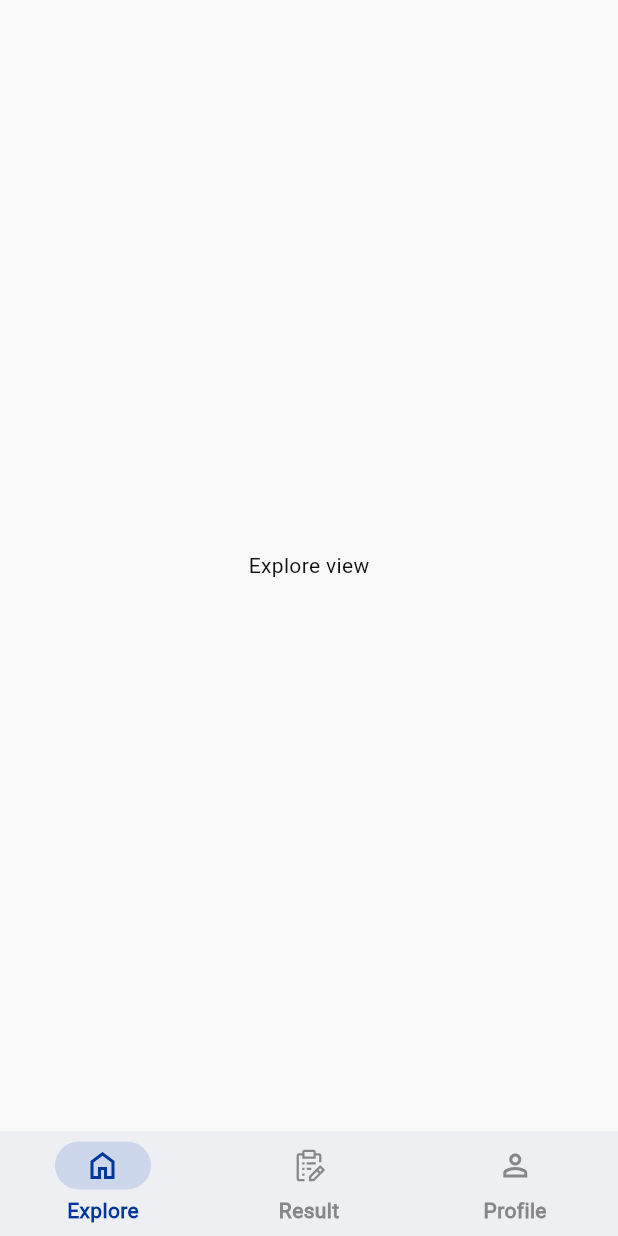
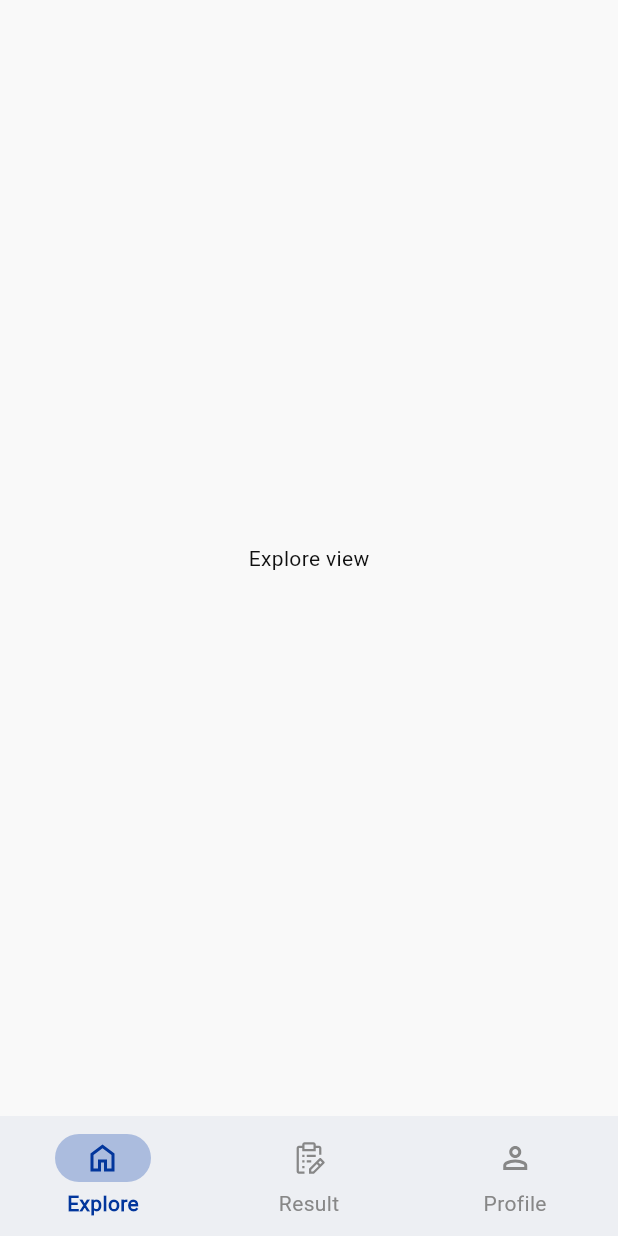
Before and after one commit to ahmedelazab1220/online_exam_app, a Flutter app: the screen it shows after launch, on a phone screen of 412 x 824 dp. Run offline on Flutter 3.47's test engine with Material 3 defaults, Android fonts, the phone set to English and light mode, and no system bars; our stand-ins replace dio, easy_localization, equatable, flutter_bloc, flutter_svg, fluttertoast and 5 more; generated files the repository leaves out were written again.

Commit message:
fix: bottom_navigation_bar_view.dart - use localization in label in NavigationDestination - use color from AppColors file - add labelTextStyle for NavigationBarThemeData in AppTheme file

```diff
--- a/assets/translations/ar.json
+++ b/assets/translations/ar.json
@@ -73,6 +73,7 @@
     "ViewScore": "عرض النتيجة"
   },
   "Result": {
+    "Result": "النتيجة",
     "CorrectedAnswersIn25Min": "18 إجابة صحيحة في 25 دقيقة",
     "Algebra": "جبر"
   },
--- a/assets/translations/en.json
+++ b/assets/translations/en.json
@@ -73,6 +73,7 @@
     "ViewScore": "View score"
   },
   "Result": {
+    "Result": "Result",
     "CorrectedAnswersIn25Min": "18 corrected answers in 25 min.",
     "Algebra": "Algebra"
   },
--- a/lib/core/theme/app_theme.dart
+++ b/lib/core/theme/app_theme.dart
@@ -136,12 +136,17 @@ class AppTheme {
       ),
     ),
     navigationBarTheme: NavigationBarThemeData(
+      labelTextStyle: WidgetStateProperty.resolveWith<TextStyle>(
+            (Set<WidgetState> states) {
+          if (states.contains(WidgetState.selected)) {
+            return TextStyle(color: AppColors.blue, fontWeight: FontWeight.w600);
+          }
+          return TextStyle(color: AppColors.black[30], fontWeight: FontWeight.w500);
+        },
+      ),
       elevation: 0,
       backgroundColor: AppColors.lightBlue,
       surfaceTintColor: AppColors.blue,
-      labelTextStyle: WidgetStateProperty.all(
-        const TextStyle(color: AppColors.blue),
-      ),
       iconTheme: WidgetStateProperty.all(
         const IconThemeData(color: AppColors.blue),
       ),
--- a/lib/features/bottom_navigation_bar/presentation/view/bottom_navigation_bar_view.dart
+++ b/lib/features/bottom_navigation_bar/presentation/view/bottom_navigation_bar_view.dart
@@ -1,8 +1,9 @@
+import 'package:easy_localization/easy_localization.dart';
 import 'package:flutter/material.dart';
 import 'package:flutter_bloc/flutter_bloc.dart';
 import 'package:flutter_svg/flutter_svg.dart';
-import 'package:online_exam_app/core/assets/app_colors.dart';
 import 'package:online_exam_app/core/assets/app_icons.dart';
+import 'package:online_exam_app/core/utils/l10n/locale_keys.g.dart';
 import 'package:online_exam_app/features/bottom_navigation_bar/presentation/view_model/bottom_nav_bar_cubit/bottom_nav_bar_cubit.dart';
 import 'package:online_exam_app/features/bottom_navigation_bar/presentation/view_model/bottom_nav_bar_cubit/bottom_nav_bar_state.dart';
 
@@ -16,43 +17,26 @@ class BottomNavigationBarView extends StatelessWidget {
       listener: (context, state) {},
       builder: (context, state) {
         return Scaffold(
-          bottomNavigationBar: NavigationBarTheme(
-            data: NavigationBarThemeData(
-              labelTextStyle: WidgetStateProperty.resolveWith<TextStyle>(
-                    (Set<WidgetState> states) {
-                  if (states.contains(WidgetState.selected)) {
-                    return TextStyle(color: AppColors.blue, fontWeight: FontWeight.bold);
-                  }
-                  return TextStyle(color: Color(0xff878787), fontWeight: FontWeight.bold);
-                },
-              ),
-            ),
-            child: NavigationBar(
-              height: 70,
-              elevation: 0,
+          bottomNavigationBar: NavigationBar(
             selectedIndex: cubit.bottomNavIndex,
-              indicatorColor: Color(0xffCCD7EB),
             onDestinationSelected: (currentIndex) {
               debugPrint("Current index is : $currentIndex");
               cubit.changeBottomNavIndex(currentIndex: currentIndex);
             },
-              animationDuration: Duration(milliseconds: 300),
-              backgroundColor: AppColors.lightBlue,
             destinations: [
               NavigationDestination(
                 icon: cubit.bottomNavIndex == 0 ?SvgPicture.asset(AppIcons.exploreIcon):SvgPicture.asset(AppIcons.unSelectedExploreIcon),
-                  label: "Explore",
+                label: LocaleKeys.Home_Explore.tr(),
               ),
               NavigationDestination(
                 icon: cubit.bottomNavIndex == 1 ?SvgPicture.asset(AppIcons.resultIcon):SvgPicture.asset(AppIcons.unSelectedResultIcon),
-                  label: "Result",
+                label: LocaleKeys.Result_Result.tr(),
               ),
               NavigationDestination(
                 icon: cubit.bottomNavIndex == 2 ?SvgPicture.asset(AppIcons.profileIcon):SvgPicture.asset(AppIcons.unSelectedProfileIcon),
-                  label: "Profile",
+                label: LocaleKeys.Profile_Profile.tr(),
               ),
             ],
-            ),
           ),
           body: cubit.screens[cubit.bottomNavIndex],
         );
```
Also changed, not shown: lib/core/utils/l10n/locale_keys.g.dart. Lines whose indentation alone changed are shown as unchanged.
